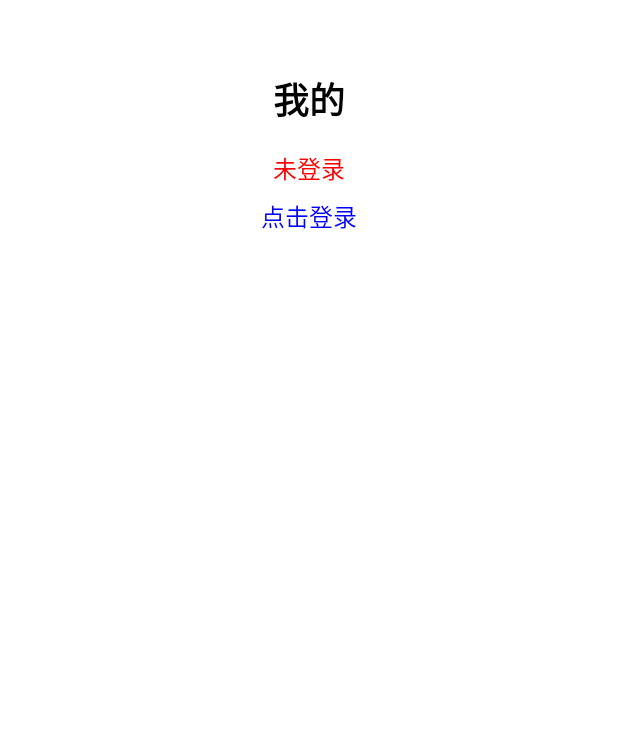
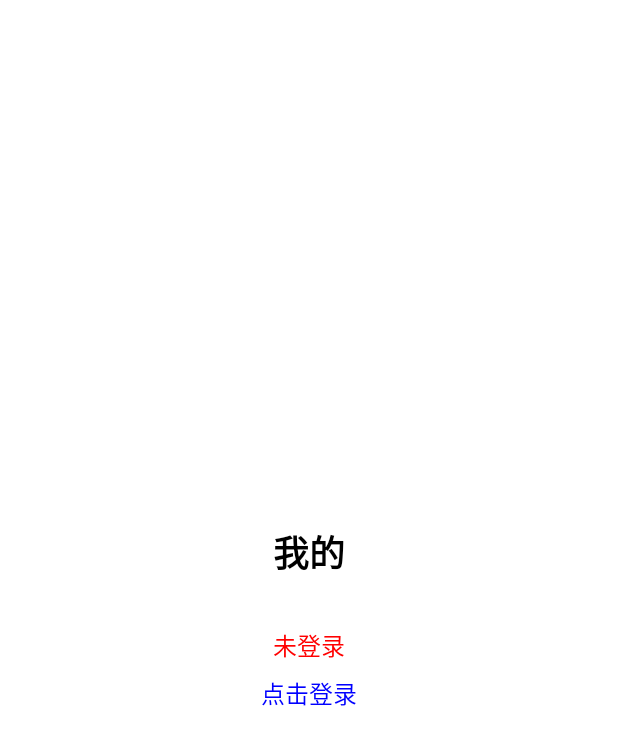
Before and after one commit to Xiangbingyu/Rokid-HuiShi-M, an Android app built with Jetpack Compose: the UserActivity screen opened directly, with no data from a screen before it, on a phone screen of 412 x 824 dp. Shown: the top 745 px of the screen. Run offline under Robolectric (Android 15) with nearby library versions, the phone set to English and light mode, and no system bars.

Commit message:
style(UserActivity): 调整用户界面布局和间距
将垂直排列改为居中，并调整标题文本的底部间距

```diff
--- a/app/src/main/java/com/demo/rokid_huishi_m/activities/user/UserActivity.kt
+++ b/app/src/main/java/com/demo/rokid_huishi_m/activities/user/UserActivity.kt
@@ -11,6 +11,7 @@ import androidx.compose.foundation.layout.padding
 import androidx.compose.foundation.layout.Row
 import androidx.compose.foundation.layout.fillMaxWidth
 import androidx.compose.foundation.layout.width
+import androidx.compose.foundation.layout.Arrangement
 import androidx.compose.foundation.clickable
 import androidx.compose.material3.Text
 import androidx.compose.material3.TextField
@@ -147,13 +148,14 @@ fun UserScreen() {
         modifier = Modifier
             .fillMaxSize()
             .padding(16.dp),
-        horizontalAlignment = Alignment.CenterHorizontally
+        horizontalAlignment = Alignment.CenterHorizontally,
+        verticalArrangement = Arrangement.Center
     ) {
         Text(
             text = "我的",
             fontSize = 24.sp,
             fontWeight = FontWeight.Bold,
-            modifier = Modifier.padding(top = 32.dp)
+            modifier = Modifier.padding(bottom = 16.dp)
         )
 
         // 根据登录状态显示不同内容
```
